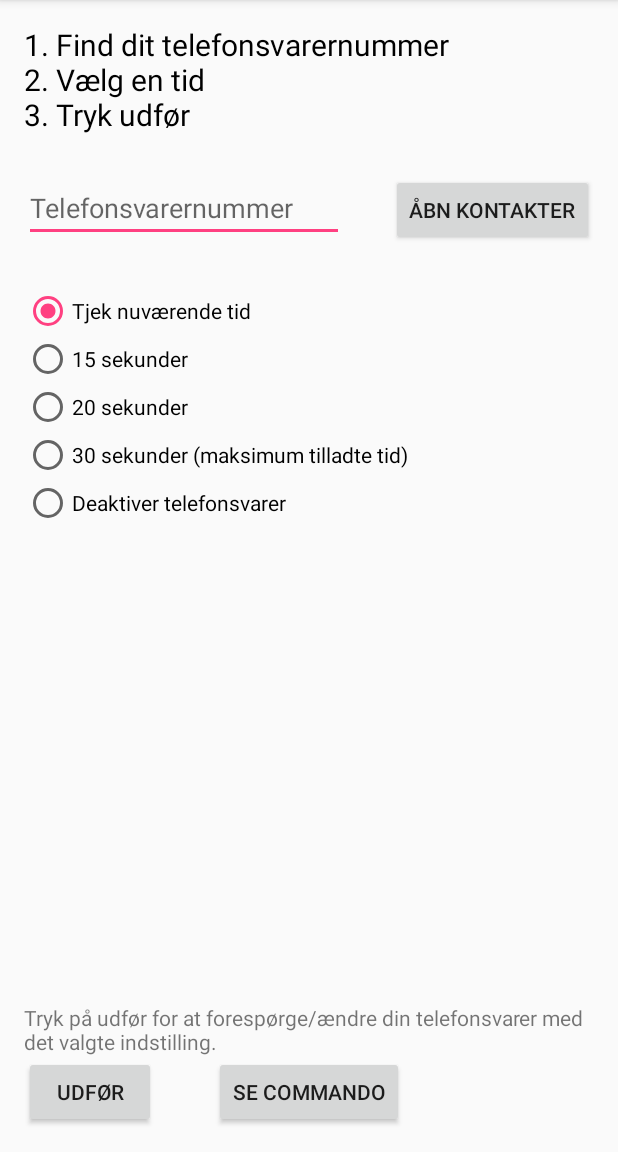
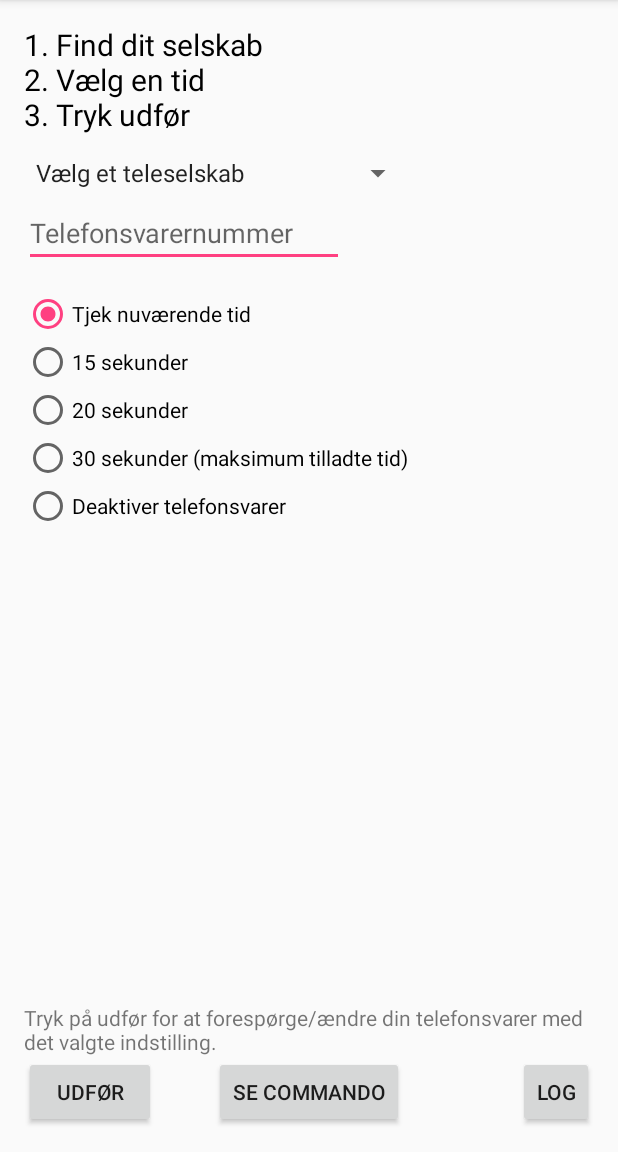
Before and after one commit to TimGrewy/Telefon_svarer_timer, an Android app: the screen it shows after launch (MainActivity), after a tap on "UDFØR", on a phone screen of 412 x 824 dp, the part 84-1236 px from its top. Run offline under Robolectric (Android 15) with nearby library versions, the phone set to English and light mode, and no system bars.

Commit message:
Added log and more companies

```diff
--- /dev/null
+++ b/app/src/main/java/dk/grewy/telefon_svarer_timer/LogActivity.java
@@ -0,0 +1,42 @@
+package dk.grewy.telefon_svarer_timer;
+
+import android.support.v7.app.AppCompatActivity;
+import android.os.Bundle;
+import android.text.format.DateFormat;
+import android.widget.ArrayAdapter;
+import android.widget.ListView;
+
+import java.text.SimpleDateFormat;
+import java.util.ArrayList;
+import java.util.Date;
+import java.util.List;
+
+import dk.grewy.telefon_svarer_timer.R;
+
+public class LogActivity extends AppCompatActivity {
+
+    private static List<String> commands = new ArrayList<>();
+
+    @Override
+    protected void onCreate(Bundle savedInstanceState) {
+        super.onCreate(savedInstanceState);
+        setContentView(R.layout.activity_log);
+        ListView lv = (ListView) findViewById(R.id.logList);
+
+        ArrayAdapter<String> arrayAdapter = new ArrayAdapter<String>(
+                this,
+                android.R.layout.simple_list_item_1,
+                commands );
+
+        lv.setAdapter(arrayAdapter);
+    }
+
+    public static void logCommand(String command){
+        commands.add(getTimestamp() + ": " + command);
+    }
+
+    private static String getTimestamp() {
+        CharSequence format = DateFormat.format("yyyy-MM-dd hh:mm:ss", new Date());
+        return format.toString();
+    }
+}
--- a/app/src/main/java/dk/grewy/telefon_svarer_timer/MainActivity.java
+++ b/app/src/main/java/dk/grewy/telefon_svarer_timer/MainActivity.java
@@ -3,19 +3,23 @@ package dk.grewy.telefon_svarer_timer;
 import android.Manifest;
 import android.content.Intent;
 import android.content.pm.PackageManager;
+import android.content.res.Resources;
 import android.net.Uri;
 import android.support.v4.app.ActivityCompat;
 import android.support.v7.app.AppCompatActivity;
 import android.os.Bundle;
 import android.util.Log;
 import android.view.View;
+import android.widget.AdapterView;
+import android.widget.ArrayAdapter;
 import android.widget.Button;
 import android.widget.EditText;
 import android.widget.RadioButton;
 import android.widget.RadioGroup;
+import android.widget.Spinner;
 import android.widget.Toast;
 
-public class MainActivity extends AppCompatActivity {
+public class MainActivity extends AppCompatActivity implements AdapterView.OnItemSelectedListener {
 
     private RadioGroup radioGroup;
     private Button b;
@@ -25,9 +29,39 @@ public class MainActivity extends AppCompatActivity {
         super.onCreate(savedInstanceState);
         setContentView(R.layout.activity_main);
 
-        setNumberFromPreviusIntent();
+//        setNumberFromPreviusIntent();
 
         radioGroup = (RadioGroup) findViewById(R.id.radioGroup);
+
+        Spinner spinner = (Spinner)findViewById(R.id.spinner);
+        ArrayAdapter<CharSequence> adapter = ArrayAdapter.createFromResource(this, R.array.teleselskaber, android.R.layout.simple_spinner_item);
+        adapter.setDropDownViewResource(android.R.layout.simple_spinner_dropdown_item);
+        spinner.setAdapter(adapter);
+        spinner.setOnItemSelectedListener(this);
+
+    }
+
+    public void onItemSelected(AdapterView<?> parent, View view, int pos, long id) {
+        Log.e("somecraphere", pos + "");
+        Resources res = getResources();
+        String[] telefonselskaberMedNummer = res.getStringArray(R.array.teleselskabermednummer);
+        String selected = telefonselskaberMedNummer[pos];
+        String[] split = selected.split("#");
+        if(split.length > 1) {
+            String nummer = split[1];
+            EditText nummerField = (EditText) findViewById(R.id.editTextTelefonSvarerNummer);
+            nummerField.setText(nummer + "");
+        }
+        if(split[0].equalsIgnoreCase("Mit selskab er ikke på listen")) {
+            String msg = "Se dit nummer ved at vælge \"Tjek nuværende tid\" og tryk UDFØR";
+            Toast.makeText(this, msg, Toast.LENGTH_LONG).show();
+        }
+
+    }
+
+    @Override
+    public void onNothingSelected(AdapterView<?> parent) {
+        //Do nothing...
 
     }
 
@@ -61,8 +95,13 @@ public class MainActivity extends AppCompatActivity {
         }
 
         String dialCommand = getDailCommand(number);
+        LogActivity.logCommand(dialCommand);
 
         startDailerOrRequestPermission(dialCommand);
+    }
+
+    public void showLog(View view) {
+        startActivity(new Intent(MainActivity.this, LogActivity.class));
     }
 
     public void showCommand(View view) {
--- a/app/src/main/res/layout/activity_main.xml
+++ b/app/src/main/res/layout/activity_main.xml
@@ -12,7 +12,7 @@
     <TextView
         android:layout_width="wrap_content"
         android:layout_height="wrap_content"
-        android:text="1. Find dit telefonsvarernummer\n2. Vælg en tid\n3. Tryk udfør"
+        android:text="1. Find dit selskab\n2. Vælg en tid\n3. Tryk udfør"
         android:id="@+id/textView"
         android:textSize="20sp"
         android:layout_alignRight="@+id/textView2"
@@ -40,10 +40,10 @@
         android:layout_alignParentStart="true"
         android:layout_marginBottom="20dp"
         android:layout_above="@+id/textView2"
+        android:layout_alignRight="@+id/textView"
+        android:layout_alignEnd="@+id/textView"
         android:layout_below="@+id/editTextTelefonSvarerNummer"
-        android:layout_marginTop="30dp"
-        android:layout_alignRight="@+id/button3"
-        android:layout_alignEnd="@+id/button3">
+        android:layout_marginTop="15dp">
 
         <RadioButton
             android:layout_width="wrap_content"
@@ -97,27 +97,36 @@
         android:layout_centerHorizontal="true"
         android:onClick="showCommand"/>
 
-    <Button
-        style="?android:attr/buttonStyleSmall"
-        android:layout_width="wrap_content"
-        android:layout_height="wrap_content"
-        android:text="Åbn kontakter"
-        android:id="@+id/button3"
-        android:onClick="showPopupWindow"
-        android:layout_below="@+id/textView"
-        android:layout_alignRight="@+id/textView"
-        android:layout_alignEnd="@+id/textView"
-        android:layout_marginTop="26dp" />
-
     <EditText
         android:layout_width="wrap_content"
         android:layout_height="wrap_content"
         android:inputType="phone"
         android:ems="10"
         android:id="@+id/editTextTelefonSvarerNummer"
-        android:layout_alignTop="@+id/button3"
+        android:hint="Telefonsvarernummer"
+        android:layout_below="@+id/spinner"
         android:layout_alignParentLeft="true"
         android:layout_alignParentStart="true"
-        android:hint="Telefonsvarernummer"/>
+        android:layout_marginTop="5dp" />
+
+    <Spinner
+        android:layout_width="wrap_content"
+        android:layout_height="wrap_content"
+        android:id="@+id/spinner"
+        android:layout_below="@+id/textView"
+        android:layout_alignParentLeft="true"
+        android:layout_alignParentStart="true"
+        android:layout_marginTop="13dp" />
+
+    <Button
+        style="?android:attr/buttonStyleSmall"
+        android:layout_width="wrap_content"
+        android:layout_height="wrap_content"
+        android:text="Log"
+        android:id="@+id/button3"
+        android:layout_alignTop="@+id/button2"
+        android:layout_alignRight="@+id/textView2"
+        android:layout_alignEnd="@+id/textView2"
+        android:onClick="showLog"/>
 
 </RelativeLayout>
--- /dev/null
+++ b/app/src/main/res/values/teleselskaber.xml
@@ -0,0 +1,27 @@
+<?xml version="1.0" encoding="utf-8"?>
+<resources>
+    <string-array name="teleselskaber">
+        <item>Vælg et teleselskab</item>
+        <item>3</item>
+        <item>Bibob</item> <!-- deres side siger: 60500000 -->
+        <item>CBB</item>
+        <item>Oister</item>
+        <item>TDC</item>
+        <item>Telenor</item>
+        <item>Telia</item>
+        <item>Telmore</item>
+        <item>Mit selskab er ikke på listen</item>
+    </string-array>
+    <string-array name="teleselskabermednummer">
+        <item>Vælg et teleselskab#</item>
+        <item>3#31133333</item>
+        <item>Bibob#40900700</item> <!-- deres side siger: 60500000 -->
+        <item>CBB#60606062</item>
+        <item>Oister#42919191</item>
+        <item>TDC#20171717</item>
+        <item>Telenor#60500000</item>
+        <item>Telia#28184000</item>
+        <item>Telmore#51100000</item>
+        <item>Mit selskab er ikke på listen#</item>
+    </string-array>
+</resources>
```
Also changed, not shown: app/src/main/AndroidManifest.xml (+7 -3 lines), app/src/main/res/layout/activity_log.xml (added, +30 -0 lines).
